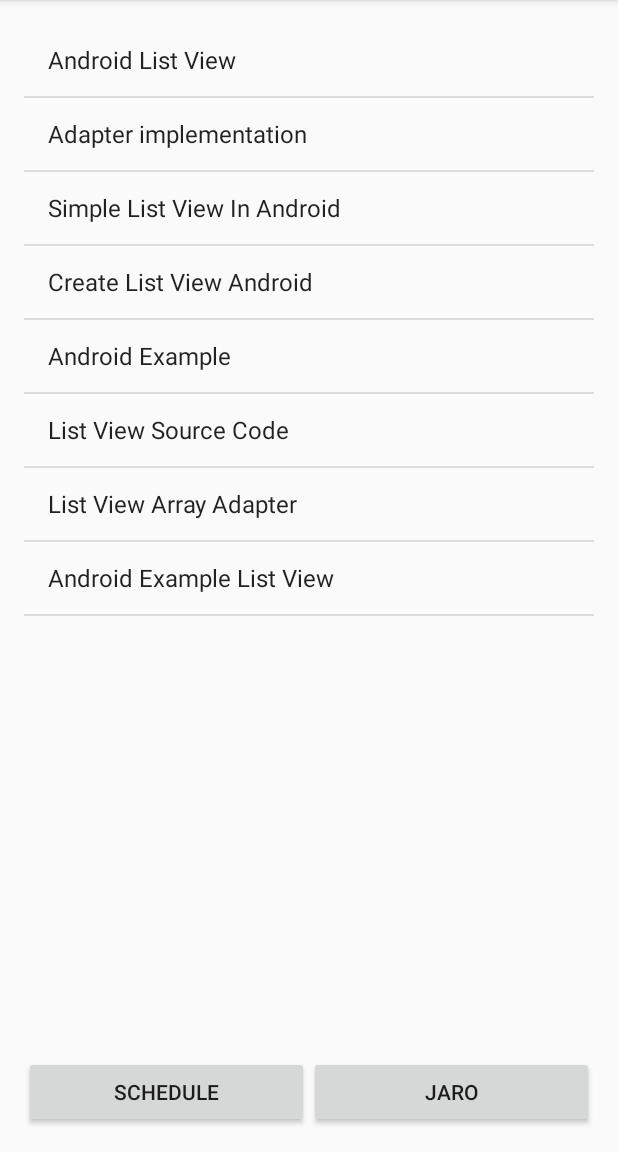
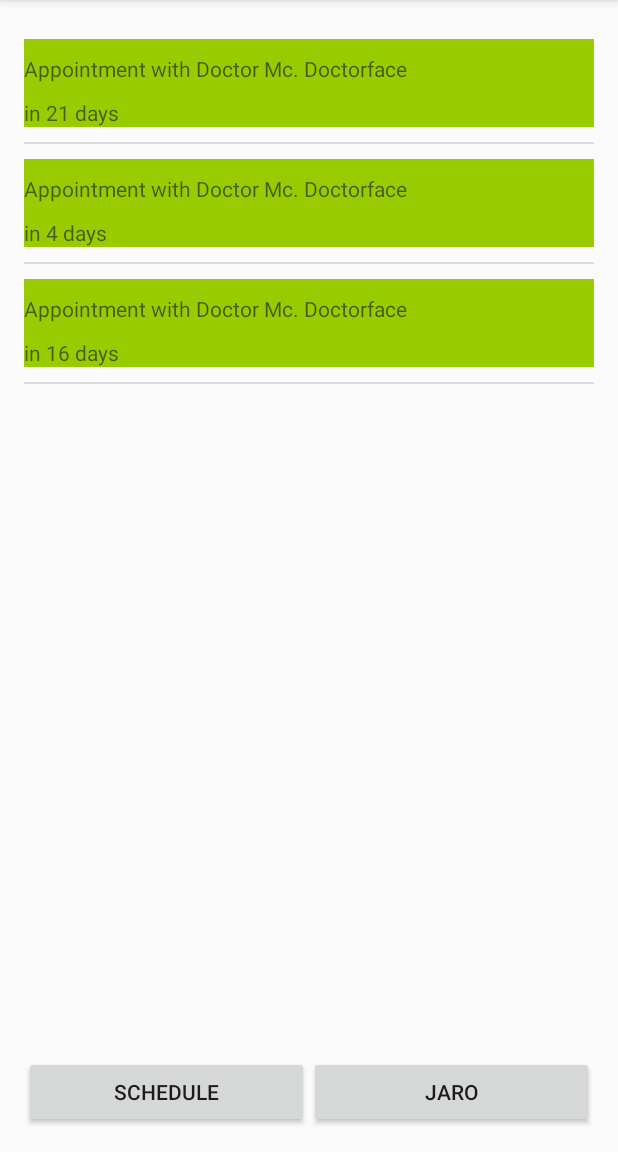
Before and after one commit to TomConerly/Mobile-Healthcare-Boarding-Pass, an Android app: the screen it shows after launch (MainActivity), on a phone screen of 412 x 824 dp, the part 84-1236 px from its top. Run offline under Robolectric (Android 15) with nearby library versions, the phone set to English and light mode, and no system bars.

Commit message:
appointment list now uses a serveR

```diff
--- a/app/src/main/java/hackathon/com/mobile_healthcare_boarding_pass/MainActivity.java
+++ b/app/src/main/java/hackathon/com/mobile_healthcare_boarding_pass/MainActivity.java
@@ -4,8 +4,16 @@ import android.content.Intent;
 import android.support.v7.app.AppCompatActivity;
 import android.os.Bundle;
 import android.view.View;
+import android.view.ViewGroup;
 import android.widget.ArrayAdapter;
+import android.widget.Button;
 import android.widget.ListView;
+import android.widget.SimpleAdapter;
+import android.widget.TextView;
+
+import java.util.Date;
+import java.util.List;
+
 
 public class MainActivity extends AppCompatActivity {
 
@@ -32,20 +40,23 @@ public class MainActivity extends AppCompatActivity {
     private void initializeAppointmentList() {
         ListView appointment_list = (ListView)findViewById(R.id.appointment_list);
 
-        String[] values = new String[] { "Android List View",
-                "Adapter implementation",
-                "Simple List View In Android",
-                "Create List View Android",
-                "Android Example",
-                "List View Source Code",
-                "List View Array Adapter",
-                "Android Example List View"
-        };
+
+        List<Server.Slot> slots = Server.getInstance().getMyAppointments(1337);
 
 
-        ArrayAdapter<String> adapter = new ArrayAdapter<String>(this,
-                android.R.layout.simple_list_item_1, android.R.id.text1, values);
-
+        ArrayAdapter<Server.Slot> adapter = new ArrayAdapter<Server.Slot>(this, R.layout.appointment_slot, slots) {
+            @Override
+            public View getView(int position, View convertView, ViewGroup parent) {
+                View res = getLayoutInflater().inflate(R.layout.appointment_slot, null);
+                TextView appointment_name = (TextView)res.findViewById(R.id.appointment_name);
+                TextView appointment_time = (TextView)res.findViewById(R.id.appointment_time);
+                Server.Slot slot = getItem(position);
+                appointment_name.setText("Appointment with " + slot.doctor);
+                String eta = Utils.pretty_print_duration(slot.expectedStartTime.getTime() - (new Date()).getTime());
+                appointment_time.setText(eta);
+                return res;
+            }
+        };
 
         // Assign adapter to ListView
         appointment_list.setAdapter(adapter);
--- /dev/null
+++ b/app/src/main/java/hackathon/com/mobile_healthcare_boarding_pass/Utils.java
@@ -0,0 +1,24 @@
+package hackathon.com.mobile_healthcare_boarding_pass;
+
+import javax.xml.datatype.Duration;
+
+/**
+ * Created by sidor on 11/5/16.
+ */
+
+public class Utils {
+    static String pretty_print_duration(long d) {
+        long minutes = d / (60 * 1000);
+        long hours = minutes / 60;
+        long days = hours / 24;
+        if (days > 0) {
+            return "in " + days + " days";
+        } else if (hours > 0) {
+            return "in " + hours + " hours";
+        } else if (minutes> 0) {
+            return "in " + minutes + " minutes";
+        } else {
+            return "less than a minute";
+        }
+    }
+}
--- /dev/null
+++ b/app/src/main/res/layout/appointment_slot.xml
@@ -0,0 +1,33 @@
+<?xml version="1.0" encoding="utf-8"?>
+<LinearLayout xmlns:android="http://schemas.android.com/apk/res/android"
+    android:orientation="horizontal" android:layout_width="match_parent"
+    android:layout_height="match_parent"
+    android:paddingBottom="10dp"
+    android:paddingTop="10dp"
+    >
+
+    <LinearLayout
+        android:orientation="vertical"
+        android:layout_width="match_parent"
+        android:layout_height="match_parent"
+        android:background="@android:color/holo_green_light"
+        android:layout_weight="1">
+
+        <TextView
+            android:text="TextView"
+            android:layout_width="match_parent"
+            android:layout_height="wrap_content"
+            android:id="@+id/appointment_name"
+            android:layout_weight="1"
+            android:paddingBottom="10dp"
+            android:paddingTop="10dp" />
+
+        <TextView
+            android:text="TextView"
+            android:layout_width="match_parent"
+            android:layout_height="wrap_content"
+            android:id="@+id/appointment_time"
+            android:layout_weight="1" />
+    </LinearLayout>
+
+</LinearLayout>
```
